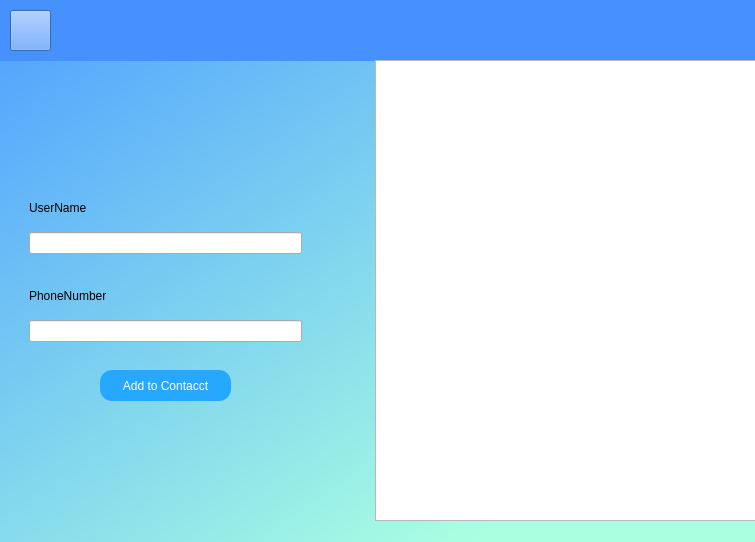
This is client/addcontacts.ui in mohammadmolavi/Local-messenger as Qt 5 draws it before an edit. The edited form follows.
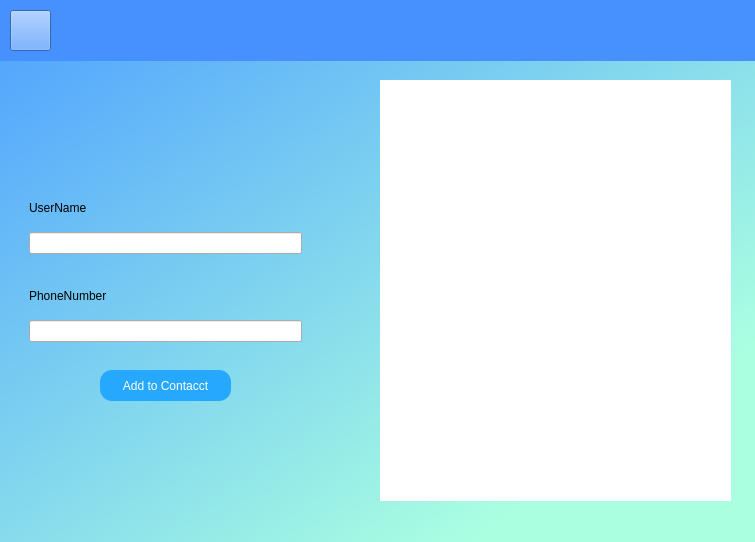
This is the edited form. Icons and pictures are not drawn.

Diff of the .ui file:
```diff
--- a/client/addcontacts.ui
+++ b/client/addcontacts.ui
@@ -133,12 +133,16 @@
    <widget class="QListWidget" name="contactlist">
     <property name="geometry">
      <rect>
-      <x>375</x>
-      <y>60</y>
-      <width>381</width>
-      <height>461</height>
+      <x>380</x>
+      <y>80</y>
+      <width>351</width>
+      <height>421</height>
      </rect>
     </property>
+    <property name="styleSheet">
+     <string notr="true">border-radius: 30px;
+</string>
+    </property>
    </widget>
   </widget>
   <widget class="QMenuBar" name="menubar">
```
